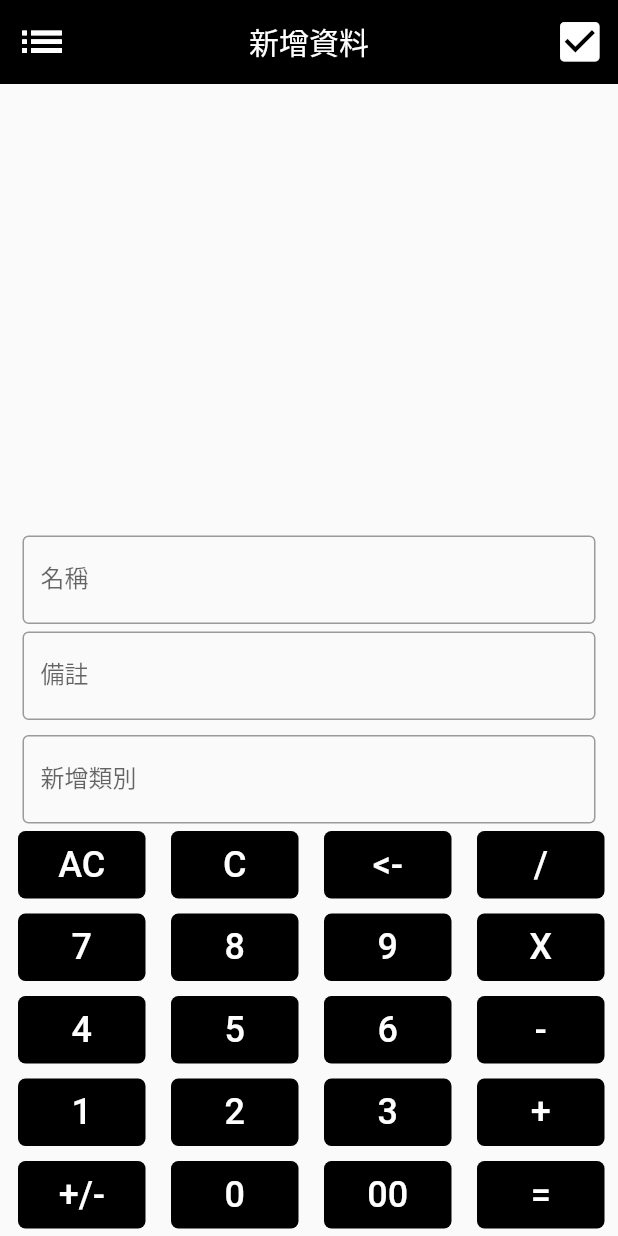
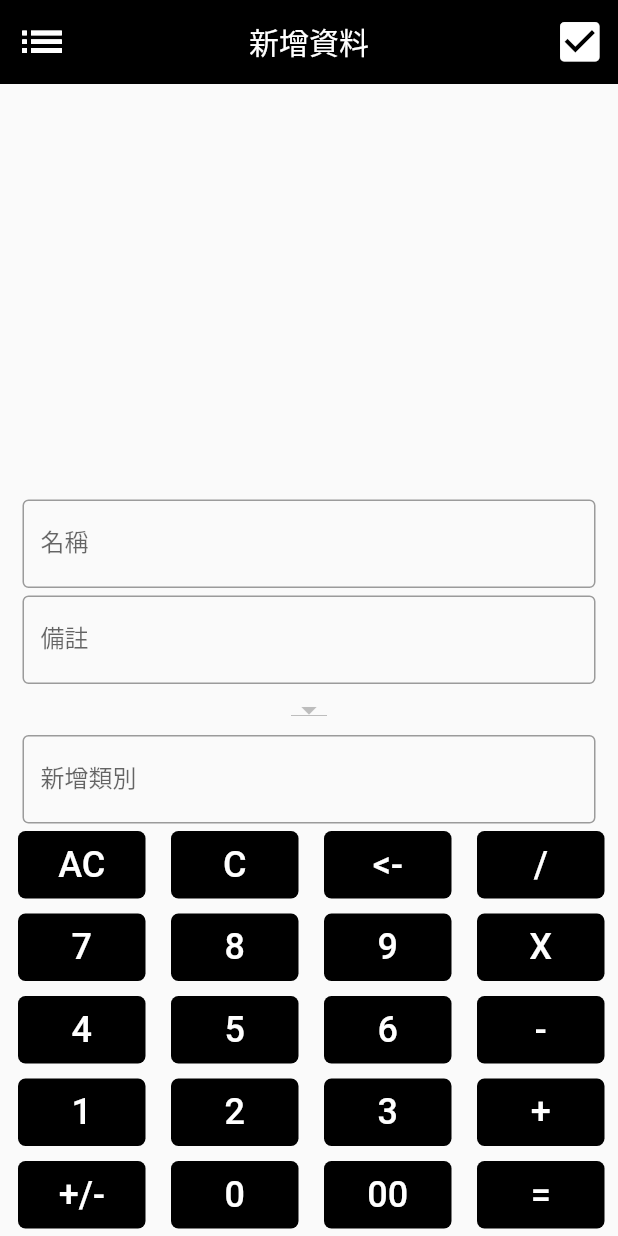
Before and after one commit to ShallowFeather/flutterapp, a Flutter app: the AddDataPage screen opened directly, on a phone screen of 412 x 824 dp. Run offline on Flutter 3.47's test engine with Material 2 defaults, Android fonts, the phone set to English and light mode, and no system bars; our stand-ins replace sqflite, syncfusion_flutter_charts; accounts and stored records are empty.

Commit message:
add data finish but there is some can be better(Looks)

```diff
--- a/lib/widgets/AddData.dart
+++ b/lib/widgets/AddData.dart
@@ -70,7 +70,8 @@ class body extends StatefulWidget {
 
 class Body extends State<body> {
   String history = '';
-  int firstNum = 0, secondNum = 0;
+  int firstNum = 0,
+      secondNum = 0;
   String res = '';
   String total = '';
   String operation = '';
@@ -90,13 +91,13 @@ class Body extends State<body> {
       secondNum = 0;
       res = "";
       history = "";
-    } else if(Val == '+/-'){
-      if(total[0] != '-') {
+    } else if (Val == '+/-') {
+      if (total[0] != '-') {
         res = '-' + total;
-      } else{
+      } else {
         res = total.substring(1);
       }
-    } else if(Val == '<-') {
+    } else if (Val == '<-') {
       res = total.substring(0, total.length - 1);
     }
     else if (Val == '+' || Val == '-' || Val == 'X' || Val == '/') {
@@ -125,7 +126,7 @@ class Body extends State<body> {
     } else {
       res = int.parse(total + Val).toString();
     }
-    if(total.length > 10 || res.length > 10) {
+    if (total.length > 10 || res.length > 10) {
       total = "";
       res = "";
     }
@@ -179,20 +180,35 @@ class Body extends State<body> {
           ),
         ),
         Padding(
-          padding: const EdgeInsets.only(left: 15.0, right: 15.0, top: 5, bottom: 0),
-          child: FutureBuilder(
+            padding: const EdgeInsets.only(
+                left: 15.0, right: 15.0, top: 5, bottom: 0),
+            child: FutureBuilder<List<String>>(
               future: UseDatabase.instance.readAlltypes(),
               builder: (BuildContext context, AsyncSnapshot<List<String>> snapshot) {
-              if(snapshot.hasData) {
-                return new DropdownButton<String>(
-                  items: <String>.map(String.fromCharCode)
-                )
+                if (snapshot.connectionState == ConnectionState.done && snapshot.hasData) {
+                  return DropdownButton<String>(
+                    onChanged: (String? newValue) {
+                      setState(() {
+                        newtypecontroller.text = newValue!;
+                      });
+                    },
+                    items: snapshot.data
+                        ?.map<DropdownMenuItem<String>>((String value) {
+                      return DropdownMenuItem<String>(
+                        value: value,
+                        child: Text(value),
+                      );
+                    }).toList(),
+                  );
                 }
                 else {
-                return CircularProgressIndicator();
+                  return Center(
+                    child: CircularProgressIndicator()
+                  );
                 }
               },
-          ),
+
+            )
         ),
         Padding(
           padding:
```
Lines whose indentation alone changed are shown as unchanged.
